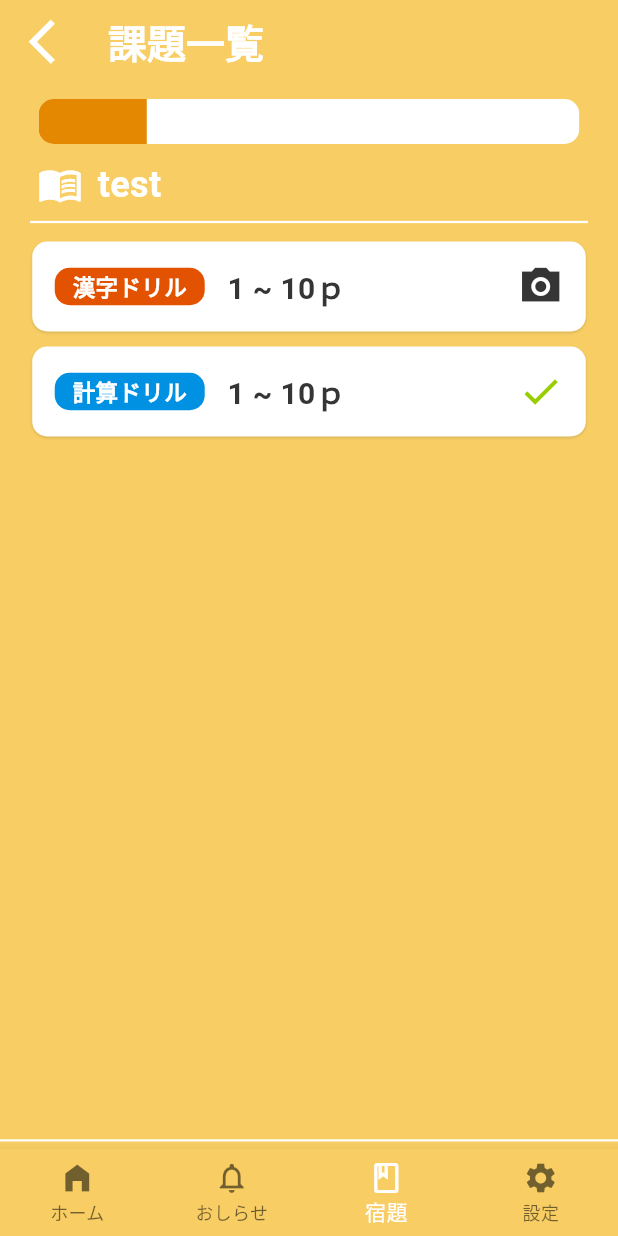
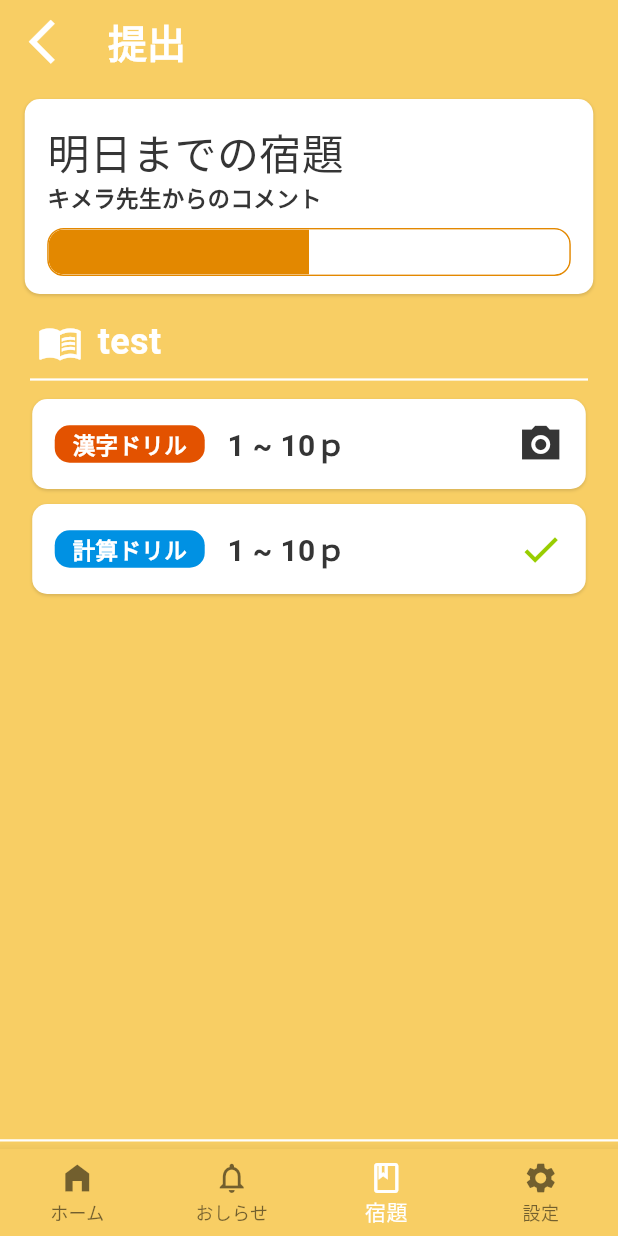
Before and after one commit to yadu2222/juninry, a Flutter app: the screen it shows after launch, item 3 of the bottom bar chosen, on a phone screen of 412 x 824 dp. Run offline on Flutter 3.47's test engine with Material 3 defaults, Android fonts, the phone set to English and light mode, and no system bars; our stand-ins replace go_router; Roboto replaces fonts that are missing (Noto Sans JP).

Commit message:
[add]提出ページ見出し

```diff
--- a/lib/constant/fonts.dart
+++ b/lib/constant/fonts.dart
@@ -6,7 +6,11 @@ class Fonts {
   static const TextStyle titleFont = TextStyle(fontSize: 26, fontFamily: 'Noto Sans JP', color: AppColors.iconLight, fontWeight: FontWeight.bold);
 
   // 文章
-  static const TextStyle h1 = TextStyle(fontSize: 28, fontFamily: 'Noto Sans JP', color: AppColors.font, fontWeight: FontWeight.bold);
+  static const TextStyle h1 = TextStyle(
+    fontSize: 28,
+    fontFamily: 'Noto Sans JP',
+    color: AppColors.font,
+  );
   static const TextStyle h2 = TextStyle(fontSize: 24, fontFamily: 'Noto Sans JP', color: AppColors.font, fontWeight: FontWeight.bold);
   static const TextStyle h3 = TextStyle(fontSize: 20, fontFamily: 'Noto Sans JP', color: AppColors.font, fontWeight: FontWeight.bold);
   static const TextStyle h4 = TextStyle(fontSize: 18, fontFamily: 'Noto Sans JP', color: AppColors.font, fontWeight: FontWeight.bold);
--- a/lib/router/router.dart
+++ b/lib/router/router.dart
@@ -1,5 +1,6 @@
 import 'package:flutter/material.dart';
 import 'package:go_router/go_router.dart';
+import 'package:juninry/view/pages/junior/page_nextday_task.dart';
 
 // 遷移先
 import '../view/components/organism/basic_view.dart';
@@ -72,10 +73,17 @@ final router = GoRouter(
           StatefulShellBranch(
             navigatorKey: homeworkNavigatorKey,
             routes: [
+              // GoRoute(
+              //   name: 'homework',
+              //   path: '/homework',
+              //   pageBuilder: (context, state) => NoTransitionPage(key: state.pageKey, child: const PageHomeworkJunior()),
+              // ),
               GoRoute(
+                // name: 'nextdayTask',
+                // path: '/nextday',
                 name: 'homework',
                 path: '/homework',
-                pageBuilder: (context, state) => NoTransitionPage(key: state.pageKey, child: const PageHomeworkJunior()),
+                pageBuilder: (context, state) => NoTransitionPage(key: state.pageKey, child: const PageNextDayTaskJunior()),
               )
             ],
           ),
--- /dev/null
+++ b/lib/view/components/molecule/next_day_task.dart
@@ -0,0 +1,34 @@
+import 'package:flutter/material.dart';
+import 'package:go_router/go_router.dart';
+
+import '../../../constant/fonts.dart';
+import '../atoms/listitem.dart';
+import './progress_bar.dart';
+
+// 提出ページ見出し
+class NextDayTask extends StatelessWidget {
+  NextDayTask({Key? key}) : super(key: key);
+
+  final String message = 'キメラ先生からのコメント';
+  double progress = 0.5;
+
+  @override
+  Widget build(BuildContext context) {
+    return ListItem(
+        margin: const EdgeInsets.only(top: 10, bottom: 15),
+        padding: const EdgeInsets.only(
+          left: 15,
+          right: 15,
+          top: 15,
+        ),
+        height: 130,
+        // ここに箱の中に表示したいウィジェットを入れる
+        widget: Column(
+            crossAxisAlignment: CrossAxisAlignment.start, //これをつける
+            children: [
+              const Text('明日までの宿題', style: Fonts.h1),
+              Text(message, style: Fonts.p),
+              ProgressBar(progress: progress),
+            ]));
+  }
+}
--- a/lib/view/components/molecule/progress_bar.dart
+++ b/lib/view/components/molecule/progress_bar.dart
@@ -13,7 +13,14 @@ class ProgressBar extends StatelessWidget {
   Widget build(BuildContext context) {
     return Container(
         width: MediaQuery.of(context).size.width * 0.875,
-        padding: const EdgeInsets.only(top: 10, bottom: 10),
+        margin: const EdgeInsets.only(top: 10, bottom: 10),
+        // padding: const EdgeInsets.only(top: 10, bottom: 10),
+        decoration: BoxDecoration(
+          borderRadius: const BorderRadius.all(Radius.circular(11)),
+          border: Border.all(
+            color: AppColors.subjectSocial,
+          ),
+        ),
         child: ClipRRect(
             borderRadius: const BorderRadius.all(Radius.circular(10)),
             child: LinearProgressIndicator(
--- a/lib/view/pages/junior/page_homework.dart
+++ b/lib/view/pages/junior/page_homework.dart
@@ -1,5 +1,4 @@
 import 'package:flutter/material.dart';
-import '././../../../constant/fonts.dart';
 
 import '../../components/atoms/appbar.dart';
 import '../../components/organism/task_list.dart';
--- /dev/null
+++ b/lib/view/pages/junior/page_nextday_task.dart
@@ -0,0 +1,26 @@
+import 'package:flutter/material.dart';
+
+import '../../components/atoms/appbar.dart';
+import '../../components/organism/task_list.dart';
+import '../../components/molecule/next_day_task.dart';
+import '../../components/molecule/divider.dart';
+
+class PageNextDayTaskJunior extends StatelessWidget {
+  const PageNextDayTaskJunior({Key? key}) : super(key: key);
+
+  final String title = '提出';
+  @override
+  Widget build(BuildContext context) {
+    return Center(
+      child: Column(children: [
+        AppBarView(titleText: title),
+        NextDayTask(),
+        const DividerView(
+          icon: Icons.menu_book_outlined,
+          title: 'test',
+        ),
+        const Expanded(child: TaskList()),
+      ]),
+    );
+  }
+}
```
